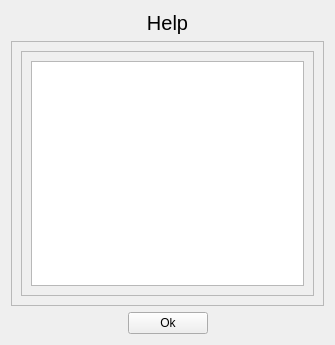
Before: the Qt Designer form test_help.ui in Testorator/Testik, drawn with Qt 5.
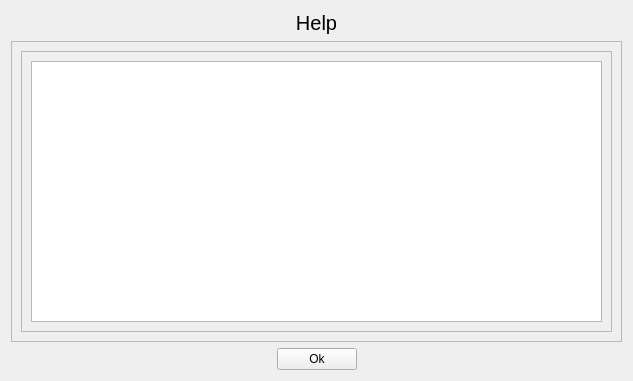
After: the same form once the commit is applied.

```diff
--- a/test_help.ui
+++ b/test_help.ui
@@ -6,8 +6,8 @@
    <rect>
     <x>0</x>
     <y>0</y>
-    <width>335</width>
-    <height>345</height>
+    <width>633</width>
+    <height>381</height>
    </rect>
   </property>
   <property name="windowTitle">
@@ -37,8 +37,8 @@
               <rect>
                <x>0</x>
                <y>0</y>
-               <width>279</width>
-               <height>215</height>
+               <width>577</width>
+               <height>251</height>
               </rect>
              </property>
              <layout class="QHBoxLayout" name="horizontalLayout_6">
```
